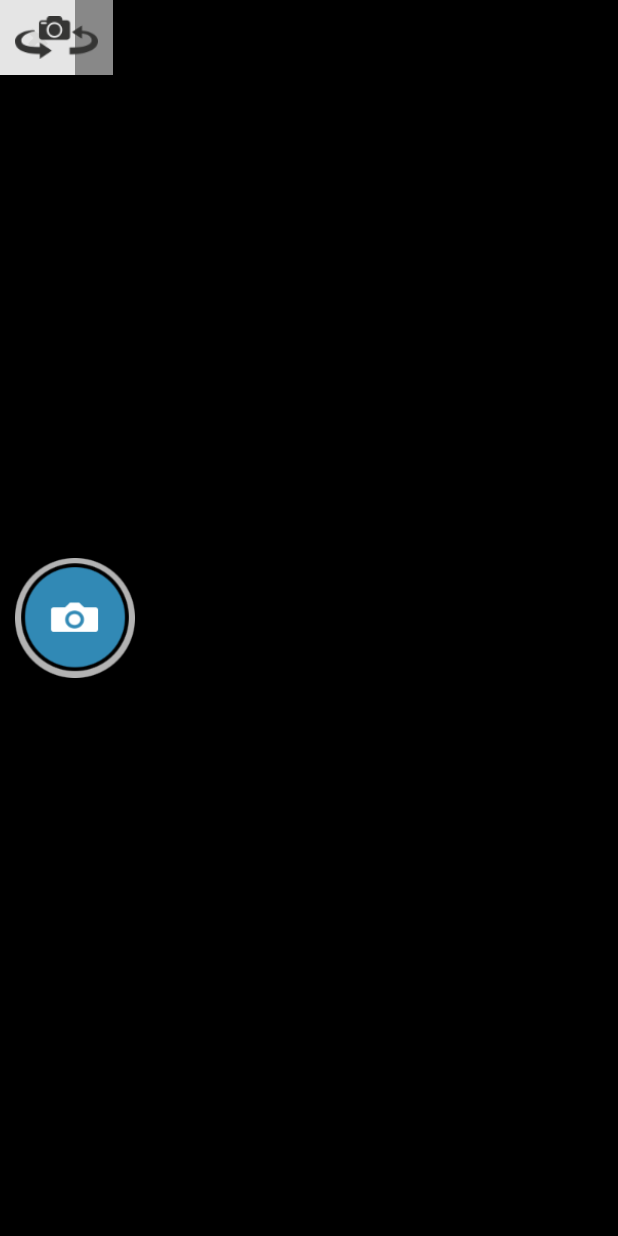
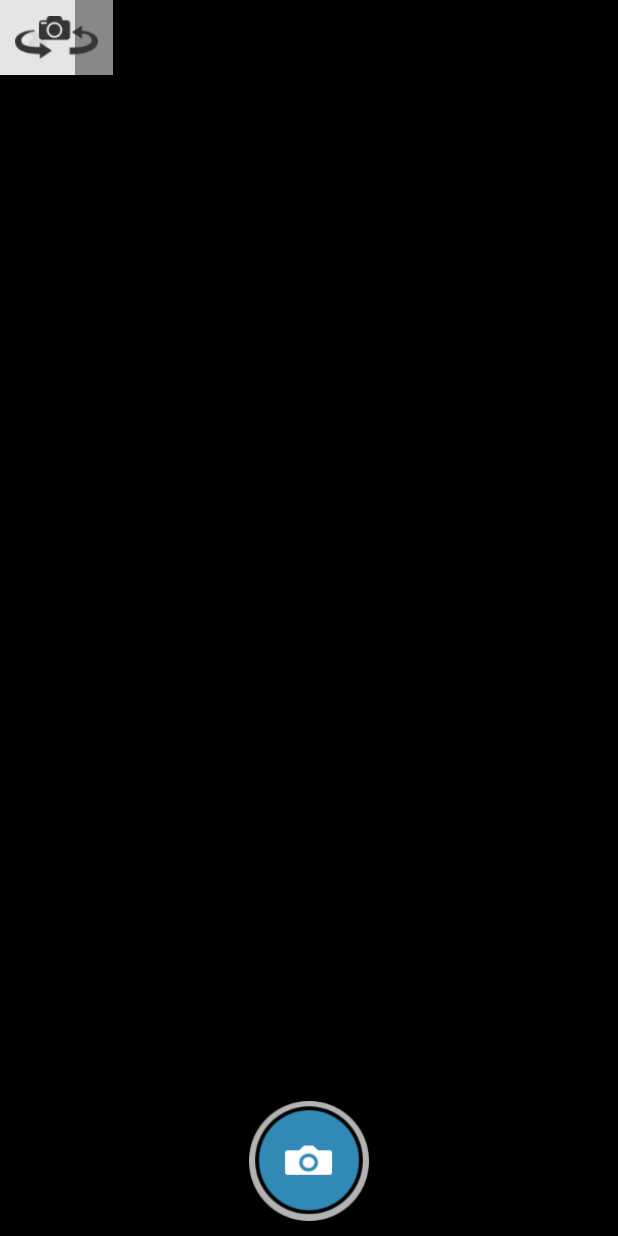
Before and after one commit to nickwah/etchasketch, an Android app: the layout activity_camera.xml on its own in the app's theme, with its tools: preview values and no code run, on a phone screen of 412 x 824 dp. Run offline under Robolectric (Android 15) with nearby library versions, the phone set to English and light mode, and no system bars.

Commit message:
rotate camera activity and add missing assets

```diff
--- a/app/src/main/res/layout/activity_camera.xml
+++ b/app/src/main/res/layout/activity_camera.xml
@@ -22,7 +22,8 @@
         android:src="@drawable/camera_shutter"
         android:background="@color/transparent"
         android:onClick="clickedTakePhoto"
-        android:layout_centerVertical="true"
+        android:layout_alignParentBottom="true"
+        android:layout_centerHorizontal="true"
         />
 
     <ImageButton
```
Also changed, not shown: app/src/main/java/com/mylikes/likes/etchasketch/CameraActivity.java (+14 -14 lines), app/src/main/res/drawable-xhdpi/flash_nobg_auto.png (added), app/src/main/res/drawable-xhdpi/flash_nobg_off.png (added), app/src/main/res/drawable-xhdpi/flash_nobg_on.png (added).
